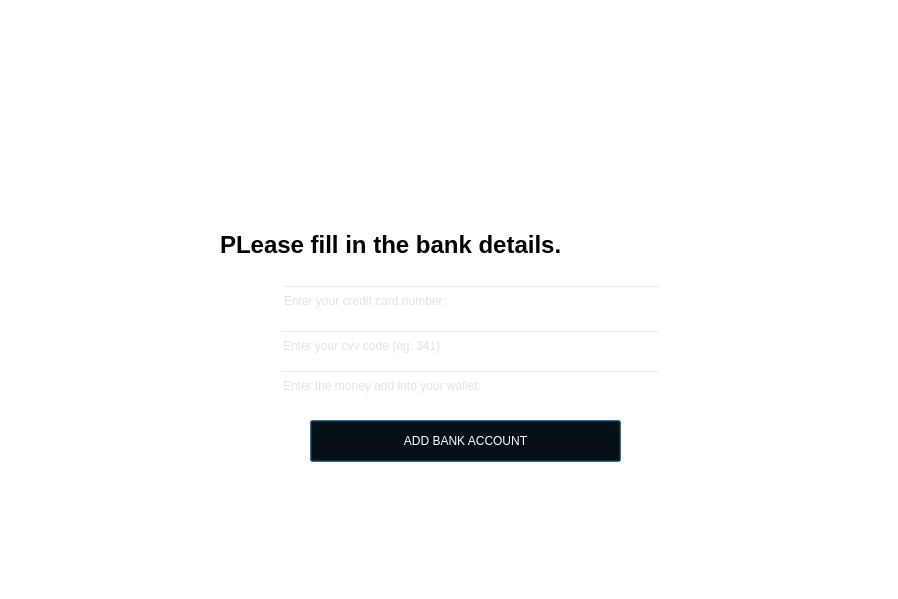
Qt form frontend/bankdetails.ui (SujalMatolia0/NFT-First-project) before a commit.
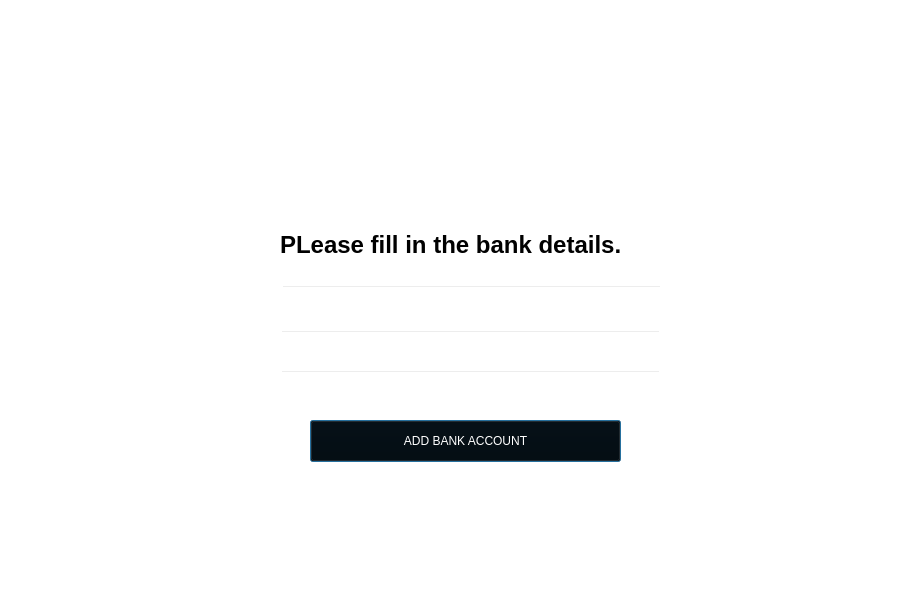
The same form after that commit. Icons and pictures are not drawn.

Patch:
```diff
--- a/frontend/bankdetails.ui
+++ b/frontend/bankdetails.ui
@@ -46,7 +46,10 @@
     </property>
     <property name="styleSheet">
      <string notr="true">color: rgb(255, 255, 255);
-color: rgb(197, 197, 197);</string>
+font: 10pt &quot;MS Shell Dlg 2&quot;;</string>
+    </property>
+    <property name="inputMethodHints">
+     <set>Qt::ImhPreferNumbers</set>
     </property>
     <property name="text">
      <string/>
@@ -66,7 +69,10 @@
     </property>
     <property name="styleSheet">
      <string notr="true">color: rgb(255, 255, 255);
-color: rgb(197, 197, 197);</string>
+font: 10pt &quot;MS Shell Dlg 2&quot;;</string>
+    </property>
+    <property name="inputMethodHints">
+     <set>Qt::ImhPreferNumbers</set>
     </property>
     <property name="text">
      <string/>
@@ -296,7 +302,10 @@
     </property>
     <property name="styleSheet">
      <string notr="true">color: rgb(255, 255, 255);
-color: rgb(197, 197, 197);</string>
+font: 10pt &quot;MS Shell Dlg 2&quot;;</string>
+    </property>
+    <property name="inputMethodHints">
+     <set>Qt::ImhPreferNumbers</set>
     </property>
     <property name="text">
      <string/>
@@ -308,7 +317,7 @@
    <widget class="QLabel" name="label_4">
     <property name="geometry">
      <rect>
-      <x>310</x>
+      <x>370</x>
       <y>270</y>
       <width>491</width>
       <height>51</height>
```
